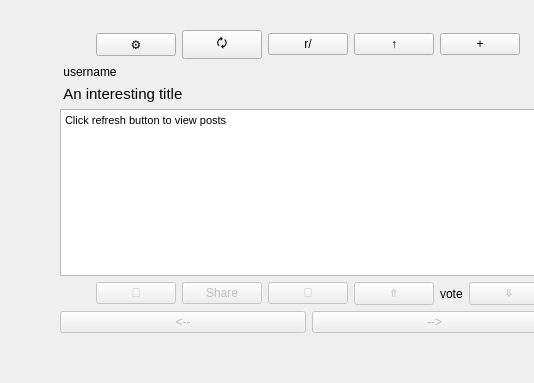
This is main_ui.ui in Andrew-71/crappit-for-reddit as Qt 5 draws it before an edit. The edited form follows.
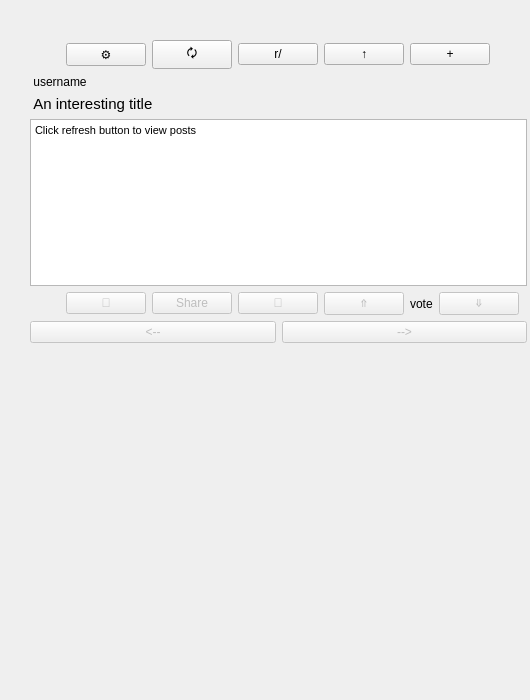
This is the edited form.

Commit message:
Ditched window resizing in favour of image scale.
Also bug fixes here and there

```diff
--- a/main_ui.ui
+++ b/main_ui.ui
@@ -6,18 +6,24 @@
    <rect>
     <x>0</x>
     <y>0</y>
-    <width>534</width>
-    <height>383</height>
+    <width>530</width>
+    <height>700</height>
    </rect>
   </property>
+  <property name="sizePolicy">
+   <sizepolicy hsizetype="Fixed" vsizetype="Fixed">
+    <horstretch>0</horstretch>
+    <verstretch>0</verstretch>
+   </sizepolicy>
+  </property>
   <property name="windowTitle">
    <string>Crappit</string>
   </property>
   <widget class="QWidget" name="verticalLayoutWidget_2">
    <property name="geometry">
     <rect>
-     <x>60</x>
-     <y>30</y>
+     <x>30</x>
+     <y>40</y>
      <width>497</width>
      <height>303</height>
     </rect>
@@ -103,6 +109,12 @@
      <layout class="QHBoxLayout" name="horizontalLayout_4">
       <item>
        <widget class="QLabel" name="title_text">
+        <property name="sizePolicy">
+         <sizepolicy hsizetype="Preferred" vsizetype="Preferred">
+          <horstretch>0</horstretch>
+          <verstretch>0</verstretch>
+         </sizepolicy>
+        </property>
         <property name="font">
          <font>
           <pointsize>11</pointsize>
@@ -121,8 +133,8 @@
        <string>&lt;!DOCTYPE HTML PUBLIC &quot;-//W3C//DTD HTML 4.0//EN&quot; &quot;http://www.w3.org/TR/REC-html40/strict.dtd&quot;&gt;
 &lt;html&gt;&lt;head&gt;&lt;meta name=&quot;qrichtext&quot; content=&quot;1&quot; /&gt;&lt;style type=&quot;text/css&quot;&gt;
 p, li { white-space: pre-wrap; }
-&lt;/style&gt;&lt;/head&gt;&lt;body style=&quot; font-family:'Noto Sans'; font-size:10pt; font-weight:400; font-style:normal;&quot;&gt;
-&lt;p style=&quot; margin-top:0px; margin-bottom:0px; margin-left:0px; margin-right:0px; -qt-block-indent:0; text-indent:0px;&quot;&gt;&lt;span style=&quot; font-family:'MS Shell Dlg 2'; font-size:8pt;&quot;&gt;Click refresh button to view posts&lt;/span&gt;&lt;/p&gt;&lt;/body&gt;&lt;/html&gt;</string>
+&lt;/style&gt;&lt;/head&gt;&lt;body style=&quot; font-family:'MS Shell Dlg 2'; font-size:8pt; font-weight:400; font-style:normal;&quot;&gt;
+&lt;p style=&quot; margin-top:0px; margin-bottom:0px; margin-left:0px; margin-right:0px; -qt-block-indent:0; text-indent:0px;&quot;&gt;Click refresh button to view posts&lt;/p&gt;&lt;/body&gt;&lt;/html&gt;</string>
       </property>
      </widget>
     </item>
```
The commit also changes 1 other file.
